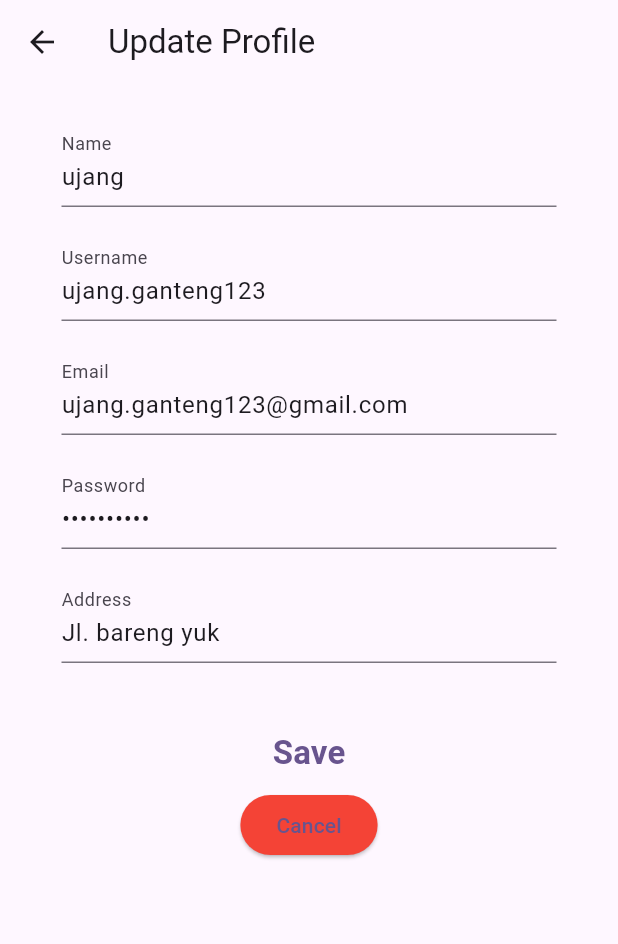
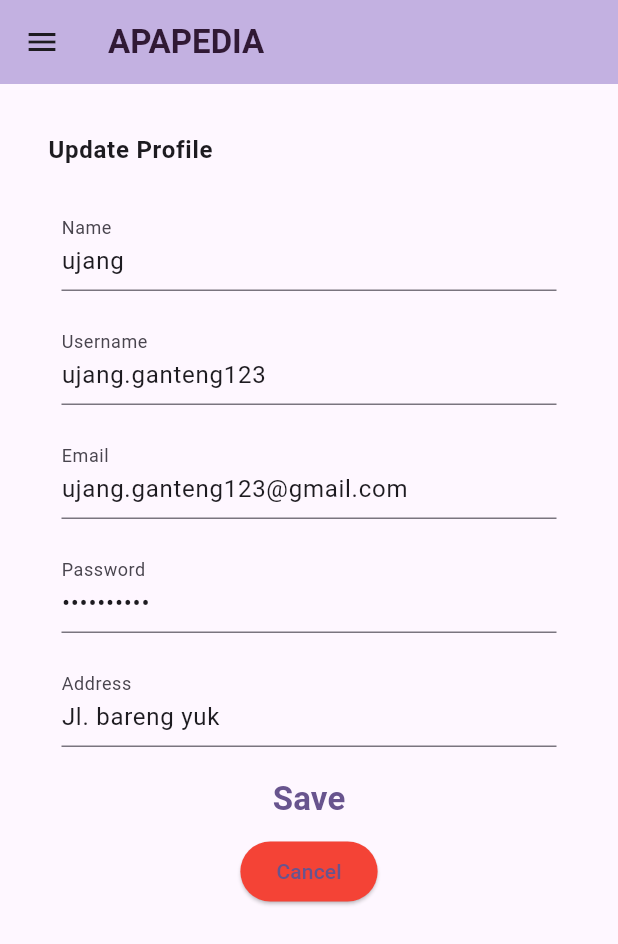
Before and after one commit to MarcSalvadore/Simple-E-Commerce, a Flutter app: the UpdateProfilePage screen opened directly, on a phone screen of 412 x 824 dp. Shown: the top 944 px of the screen. Run offline on Flutter 3.47's test engine with Material 2 defaults, Android fonts, the phone set to English and light mode, and no system bars.

Commit message:
edit: profile page and update profile page

```diff
--- a/frontend_mobile/lib/apps/user/pages/profile.dart
+++ b/frontend_mobile/lib/apps/user/pages/profile.dart
@@ -1,6 +1,8 @@
 import 'package:flutter/material.dart';
 import 'withdraw.dart'; // Import the Withdraw screen
 import 'update-profile.dart'; // Import the Update Profile screen
+import 'package:frontend_mobile/components/appbar.dart';
+import 'package:frontend_mobile/components/drawer.dart';
 
 class Profile extends StatefulWidget {
   const Profile({Key? key, required String title}) : super(key: key);
@@ -13,9 +15,8 @@ class _ProfileState extends State<Profile> {
   @override
   Widget build(BuildContext context) {
     return Scaffold(
-      appBar: AppBar(
-        title: Text("Profile"),
-      ),
+      appBar: const CustomAppBar(title: "APAPEDIA"),
+      drawer: buildDrawer(context),
       body: Center(
         child: Container(
           padding: const EdgeInsets.all(20),
--- a/frontend_mobile/lib/apps/user/pages/update-profile.dart
+++ b/frontend_mobile/lib/apps/user/pages/update-profile.dart
@@ -1,5 +1,7 @@
 import 'package:flutter/material.dart';
 import '../../home/home.dart';
+import 'package:frontend_mobile/components/appbar.dart';
+import 'package:frontend_mobile/components/drawer.dart';
 
 class UpdateProfilePage extends StatefulWidget {
   const UpdateProfilePage({Key? key, required String title}) : super(key: key);
@@ -15,17 +17,18 @@ class _UpdateProfilePageState extends State<UpdateProfilePage> {
 
   @override
   Widget build(BuildContext context) {
-    Size size = MediaQuery.of(context).size;
     return Scaffold(
-      appBar: AppBar(
-        title: Text('Update Profile'),
-      ),
+      appBar: const CustomAppBar(title: "APAPEDIA"),
+      drawer: buildDrawer(context),
       body: Padding(
         padding: EdgeInsets.all(16.0),
         child: Form(
           key: _formKey,
           child: Column(
                 children: [
+                  ListTile(
+                    title: Text("Update Profile", style: TextStyle(fontWeight: FontWeight.bold)),
+                  ),
                   SingleChildScrollView(
                     padding: const EdgeInsets.symmetric(
                       horizontal: 25.0, vertical: 10.0
@@ -93,9 +96,6 @@ class _UpdateProfilePageState extends State<UpdateProfilePage> {
                       // onchanged, onsaved, autovalidatemode belum
                     ),
                   ),
-                  const SizedBox(
-                    height: 25,
-                  ),
                   TextButton(
                       onPressed: () {
 
--- a/frontend_mobile/lib/apps/user/pages/withdraw.dart
+++ b/frontend_mobile/lib/apps/user/pages/withdraw.dart
@@ -1,4 +1,6 @@
 import 'package:flutter/material.dart';
+import 'package:frontend_mobile/components/appbar.dart';
+import 'package:frontend_mobile/components/drawer.dart';
 
 class Withdraw extends StatefulWidget {
   const Withdraw({Key? key, required String title}) : super(key: key);
@@ -11,9 +13,8 @@ class _WithdrawState extends State<Withdraw> {
   @override
   Widget build(BuildContext context) {
     return Scaffold(
-      appBar: AppBar(
-        title: const Text("Withdraw"),
-      ),
+       appBar: const CustomAppBar(title: "APAPEDIA"),
+      drawer: buildDrawer(context),
       body: Center(
         child: Container(
           padding: const EdgeInsets.all(20),
```
